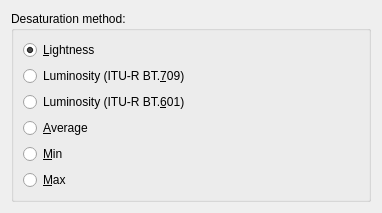
KDE/krita, file krita/plugins/filters/colorsfilters/wdg_desaturate.ui: the form before one commit.
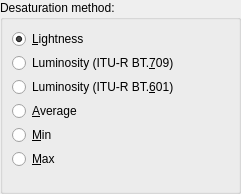
The form after the commit.

Commit message:
Clean up the layout of the filter settings pages
Patch by Ghevan
CCMAIL:ghevan@gmail.com

Diff of the .ui file:
```diff
--- a/krita/plugins/filters/colorsfilters/wdg_desaturate.ui
+++ b/krita/plugins/filters/colorsfilters/wdg_desaturate.ui
@@ -6,32 +6,87 @@
    <rect>
     <x>0</x>
     <y>0</y>
-    <width>382</width>
+    <width>241</width>
     <height>194</height>
    </rect>
   </property>
+  <property name="sizePolicy">
+   <sizepolicy hsizetype="Expanding" vsizetype="Expanding">
+    <horstretch>0</horstretch>
+    <verstretch>0</verstretch>
+   </sizepolicy>
+  </property>
   <layout class="QGridLayout">
+   <property name="margin">
+    <number>0</number>
+   </property>
+   <property name="spacing">
+    <number>6</number>
+   </property>
    <item row="0" column="0">
     <widget class="QGroupBox" name="groupType">
+     <property name="sizePolicy">
+      <sizepolicy hsizetype="Expanding" vsizetype="Expanding">
+       <horstretch>0</horstretch>
+       <verstretch>0</verstretch>
+      </sizepolicy>
+     </property>
      <property name="title">
       <string>Desaturation method:</string>
      </property>
-     <layout class="QGridLayout" name="gridLayout1">
-      <item row="5" column="0">
+     <layout class="QVBoxLayout" name="verticalLayout">
+      <property name="spacing">
+       <number>4</number>
+      </property>
+      <property name="leftMargin">
+       <number>9</number>
+      </property>
+      <item>
+       <widget class="QRadioButton" name="radioLightness">
+        <property name="text">
+         <string>&amp;Lightness</string>
+        </property>
+        <property name="checked">
+         <bool>true</bool>
+        </property>
+       </widget>
+      </item>
+      <item>
+       <widget class="QRadioButton" name="radioLuminosityBT709">
+        <property name="text">
+         <string>Luminosity (ITU-R BT.&amp;709)</string>
+        </property>
+       </widget>
+      </item>
+      <item>
+       <widget class="QRadioButton" name="radioLuminosityBT601">
+        <property name="text">
+         <string>Luminosity (ITU-R BT.&amp;601)</string>
+        </property>
+       </widget>
+      </item>
+      <item>
+       <widget class="QRadioButton" name="radioAverage">
+        <property name="text">
+         <string>&amp;Average</string>
+        </property>
+       </widget>
+      </item>
+      <item>
        <widget class="QRadioButton" name="radioMin">
         <property name="text">
          <string>&amp;Min</string>
         </property>
        </widget>
       </item>
-      <item row="6" column="0">
+      <item>
        <widget class="QRadioButton" name="radioMax">
         <property name="text">
          <string>&amp;Max</string>
         </property>
        </widget>
       </item>
-      <item row="7" column="0">
+      <item>
        <spacer name="verticalSpacer">
         <property name="orientation">
          <enum>Qt::Vertical</enum>
@@ -44,37 +99,6 @@
         </property>
        </spacer>
       </item>
-      <item row="4" column="0">
-       <widget class="QRadioButton" name="radioAverage">
-        <property name="text">
-         <string>&amp;Average</string>
-        </property>
-       </widget>
-      </item>
-      <item row="1" column="0">
-       <widget class="QRadioButton" name="radioLightness">
-        <property name="text">
-         <string>&amp;Lightness</string>
-        </property>
-        <property name="checked">
-         <bool>true</bool>
-        </property>
-       </widget>
-      </item>
-      <item row="2" column="0">
-       <widget class="QRadioButton" name="radioLuminosityBT709">
-        <property name="text">
-         <string>Luminosity (ITU-R BT.&amp;709)</string>
-        </property>
-       </widget>
-      </item>
-      <item row="3" column="0">
-       <widget class="QRadioButton" name="radioLuminosityBT601">
-        <property name="text">
-         <string>Luminosity (ITU-R BT.&amp;601)</string>
-        </property>
-       </widget>
-      </item>
      </layout>
     </widget>
    </item>
```
The commit also changes 27 other files.
